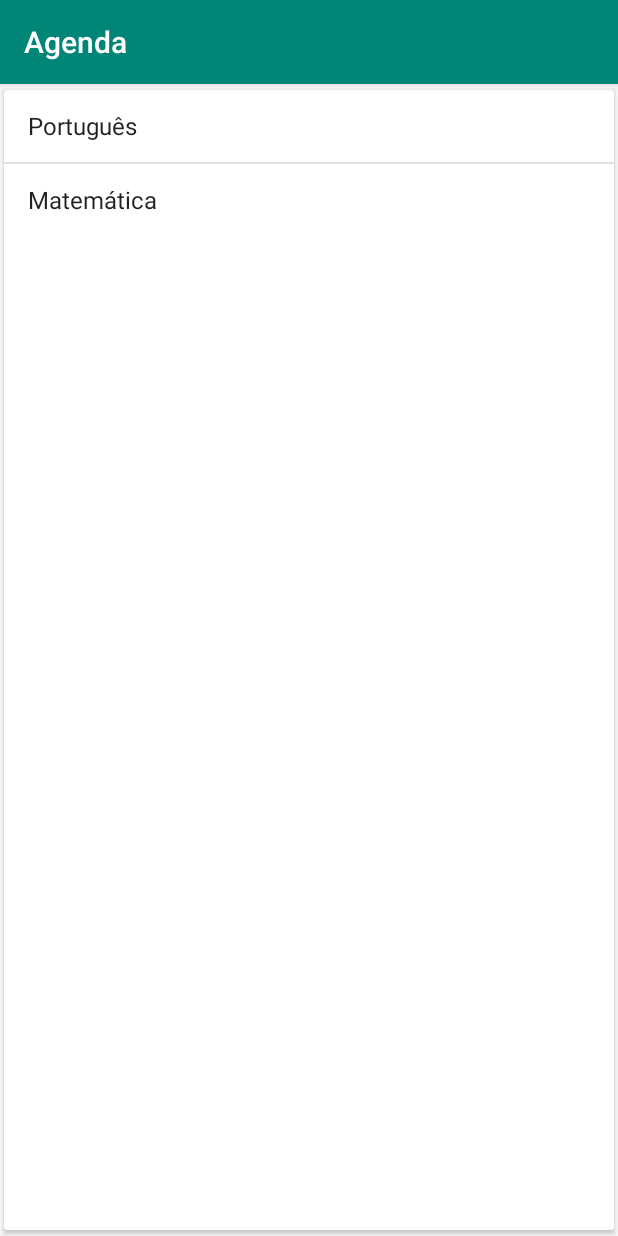
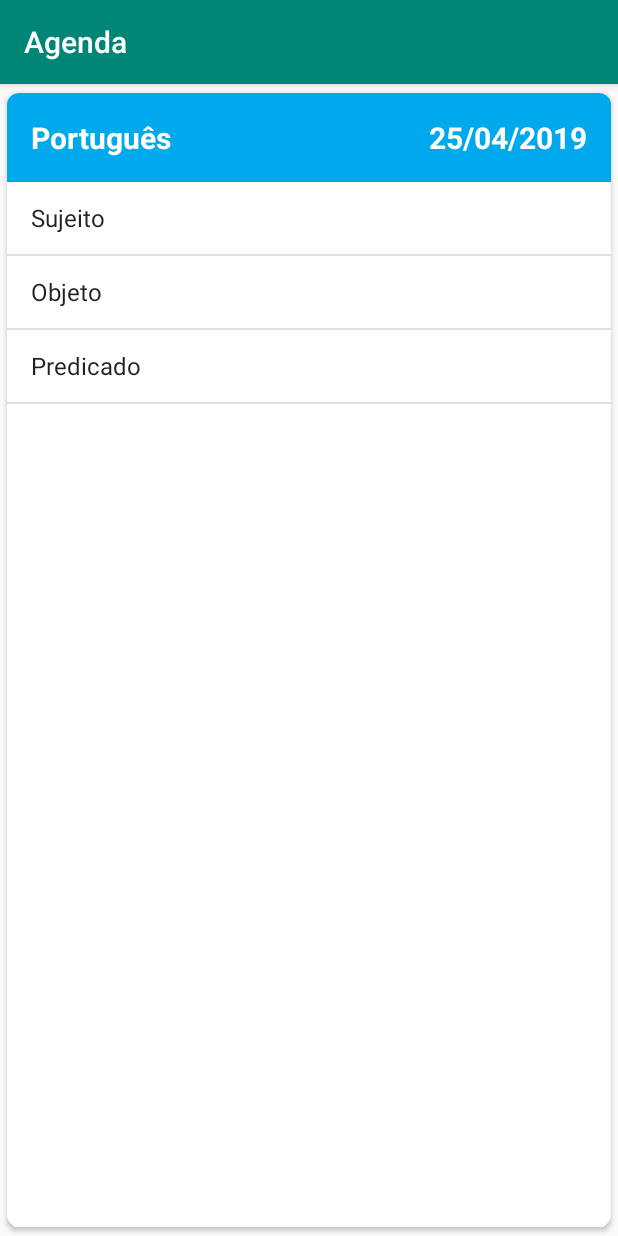
Before and after one commit to renanparis/Agenda_Alura, an Android app: the TestActivity screen opened directly, with no data from a screen before it, after a tap on "Português", on a phone screen of 412 x 824 dp. Run offline under Robolectric (Android 15) with nearby library versions, the phone set to English and light mode, and no system bars.

Commit message:
Nova tela com os tópicos e data da prova

```diff
--- a/app/src/main/AndroidManifest.xml
+++ b/app/src/main/AndroidManifest.xml
@@ -13,8 +13,9 @@
         android:roundIcon="@mipmap/ic_launcher_round"
         android:supportsRtl="true"
         android:theme="@style/AppTheme">
-        <activity android:name=".ui.TestActivity"></activity>
-        <activity android:name=".ui.FormActivity"></activity>
+        <activity android:name=".ui.DetailsTestActivity"></activity>
+        <activity android:name=".ui.TestActivity" />
+        <activity android:name=".ui.FormActivity" />
         <activity android:name=".ui.ListStudentsActivity">
             <intent-filter>
                 <action android:name="android.intent.action.MAIN" />
@@ -35,7 +36,7 @@
 
         <receiver android:name=".receiver.SmsReceiver">
             <intent-filter>
-                <action android:name="android.provider.Telephony.SMS_RECEIVED"></action>
+                <action android:name="android.provider.Telephony.SMS_RECEIVED" />
             </intent-filter>
         </receiver>
     </application>
--- a/app/src/main/java/com/paris/agenda/modelo/Test.java
+++ b/app/src/main/java/com/paris/agenda/modelo/Test.java
@@ -1,16 +1,17 @@
 package com.paris.agenda.modelo;
 
+import java.io.Serializable;
 import java.util.List;
 
-public class Test {
+public class Test implements Serializable {
 
     private String matter;
-    private String data;
+    private String date;
     private List themes;
 
-    public Test(String matter, String data, List themes) {
+    public Test(String matter, String date, List themes) {
         this.matter = matter;
-        this.data = data;
+        this.date = date;
         this.themes = themes;
     }
 
@@ -30,12 +31,12 @@ public class Test {
         this.matter = matter;
     }
 
-    public String getData() {
-        return data;
+    public String getDate() {
+        return date;
     }
 
-    public void setData(String data) {
-        this.data = data;
+    public void setDate(String date) {
+        this.date = date;
     }
 
 
--- /dev/null
+++ b/app/src/main/java/com/paris/agenda/ui/DetailsTestActivity.java
@@ -0,0 +1,39 @@
+package com.paris.agenda.ui;
+
+import android.content.Intent;
+import android.support.v7.app.AppCompatActivity;
+import android.os.Bundle;
+import android.widget.ArrayAdapter;
+import android.widget.ListView;
+import android.widget.TextView;
+
+import com.paris.agenda.R;
+import com.paris.agenda.modelo.Test;
+
+import java.util.List;
+
+public class DetailsTestActivity extends AppCompatActivity {
+
+    @Override
+    protected void onCreate(Bundle savedInstanceState) {
+        super.onCreate(savedInstanceState);
+        setContentView(R.layout.activity_details_test);
+
+        Intent intent = getIntent();
+        Test test = (Test) intent.getSerializableExtra("test");
+
+        TextView fieldMatter = findViewById(R.id.activity_details_test_matter);
+        fieldMatter.setText(test.getMatter());
+        TextView fieldDate = findViewById(R.id.activity_details_test_date);
+        fieldDate.setText(test.getDate());
+        List<String> themes = test.getThemes();
+        ListView listThemes = findViewById(R.id.activity_details_test_themes);
+
+        ArrayAdapter<String> adapter = new ArrayAdapter<>(this, android.R.layout.simple_list_item_1, themes);
+
+        listThemes.setAdapter(adapter);
+
+
+
+    }
+}
--- a/app/src/main/java/com/paris/agenda/ui/TestActivity.java
+++ b/app/src/main/java/com/paris/agenda/ui/TestActivity.java
@@ -1,5 +1,6 @@
 package com.paris.agenda.ui;
 
+import android.content.Intent;
 import android.support.v7.app.AppCompatActivity;
 import android.os.Bundle;
 import android.view.View;
@@ -49,7 +50,9 @@ public class TestActivity extends AppCompatActivity {
              @Override
              public void onItemClick(AdapterView<?> parent, View view, int position, long id) {
                  Test test = (Test) parent.getItemAtPosition(position);
-                 Toast.makeText(TestActivity.this, "A matéria " + test, Toast.LENGTH_SHORT).show();
+                 Intent goToDetails = new Intent(TestActivity.this, DetailsTestActivity.class);
+                 goToDetails.putExtra("test", test);
+                 startActivity(goToDetails);
              }
          });
 
--- /dev/null
+++ b/app/src/main/res/layout/activity_details_test.xml
@@ -0,0 +1,52 @@
+<?xml version="1.0" encoding="utf-8"?>
+<android.support.v7.widget.CardView xmlns:android="http://schemas.android.com/apk/res/android"
+    android:layout_width="match_parent"
+    android:layout_height="match_parent"
+    xmlns:app="http://schemas.android.com/apk/res-auto"
+    android:elevation="10dp"
+    app:cardCornerRadius="8dp"
+    app:cardUseCompatPadding="true">
+
+    <LinearLayout
+        android:layout_width="match_parent"
+        android:layout_height="match_parent"
+        android:orientation="vertical">
+
+        <RelativeLayout
+            android:layout_width="match_parent"
+            android:layout_height="wrap_content"
+            android:background="#00A8EC">
+
+            <TextView
+            android:layout_width="wrap_content"
+            android:layout_height="wrap_content"
+            android:layout_margin="16dp"
+            android:text="Matéria"
+            android:id="@+id/activity_details_test_matter"
+            android:textSize="20sp"
+            android:textColor="#FFF"
+            android:textStyle="bold"/>
+
+            <TextView
+                android:layout_width="wrap_content"
+                android:layout_height="wrap_content"
+                android:layout_margin="16dp"
+                android:text="Data"
+                android:id="@+id/activity_details_test_date"
+                android:textSize="20sp"
+                android:textColor="#FFF"
+                android:textStyle="bold"
+                android:layout_alignParentRight="true"/>
+
+        </RelativeLayout>
+
+        <ListView
+            android:layout_width="match_parent"
+            android:layout_height="match_parent"
+            android:id="@+id/activity_details_test_themes">
+
+        </ListView>
+
+    </LinearLayout>
+
+</android.support.v7.widget.CardView>
```
